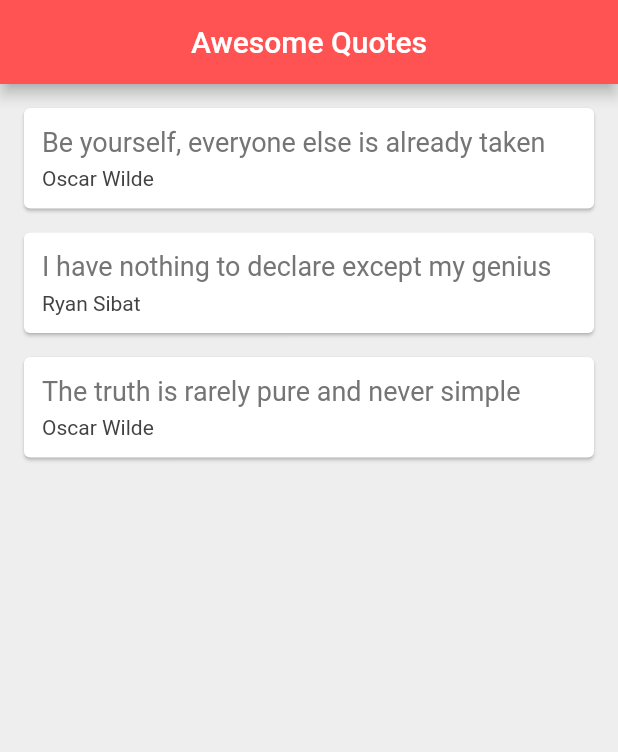
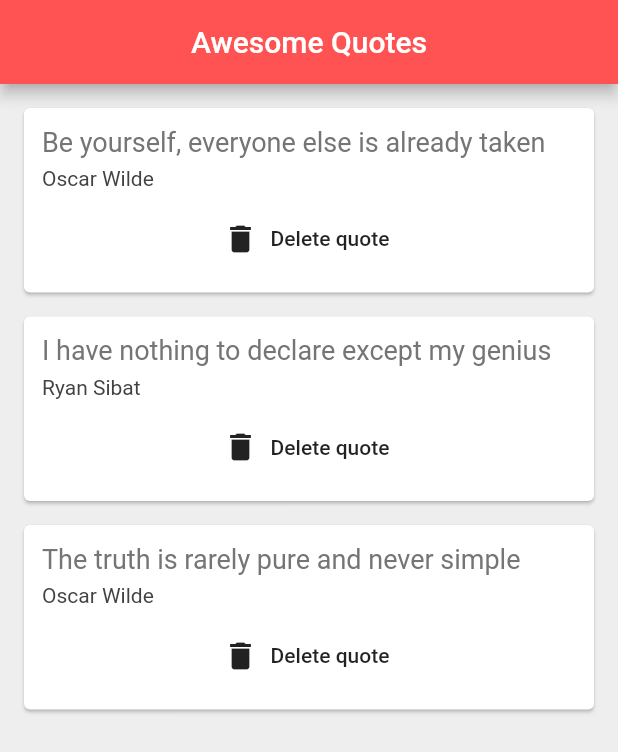
Before and after one commit to ryaaanandrew/flutter-3, a Flutter app: the screen it shows after launch, on a phone screen of 412 x 824 dp. Shown: the top 752 px of the screen. Run offline on Flutter 3.47's test engine with Material 2 defaults, Android fonts, the phone set to English and light mode, and no system bars.

Commit message:
added delete function

```diff
--- a/lib/main.dart
+++ b/lib/main.dart
@@ -29,7 +29,14 @@ class _QuoteListState extends State<QuoteList> {
         backgroundColor: Colors.redAccent,
       ),
       body: Column(
-        children: quotes.map((quote) => QuoteCard(quote: quote)).toList(),
+        children: quotes.map((quote) => QuoteCard(
+            quote: quote,
+            delete: () {
+              setState(() {
+                quotes.remove(quote);
+              });
+            }
+        )).toList(),
       ),
     );
   }
--- a/lib/quote_card.dart
+++ b/lib/quote_card.dart
@@ -4,7 +4,8 @@ import 'quote.dart';
 class QuoteCard extends StatelessWidget {
 
   final Quote quote;
-  QuoteCard({ this.quote });
+  final Function delete;
+  QuoteCard({ this.quote, this.delete});
 
   @override
   Widget build(BuildContext context) {
@@ -29,7 +30,12 @@ class QuoteCard extends StatelessWidget {
                   fontSize: 14.0,
                   color: Colors.grey[800]
               ),
-            )
+            ),
+            SizedBox(height: 8.0),
+            FlatButton.icon(
+                onPressed: delete,
+                icon: Icon(Icons.delete),
+                label: Text('Delete quote'))
           ],
         ),
       ),
```
